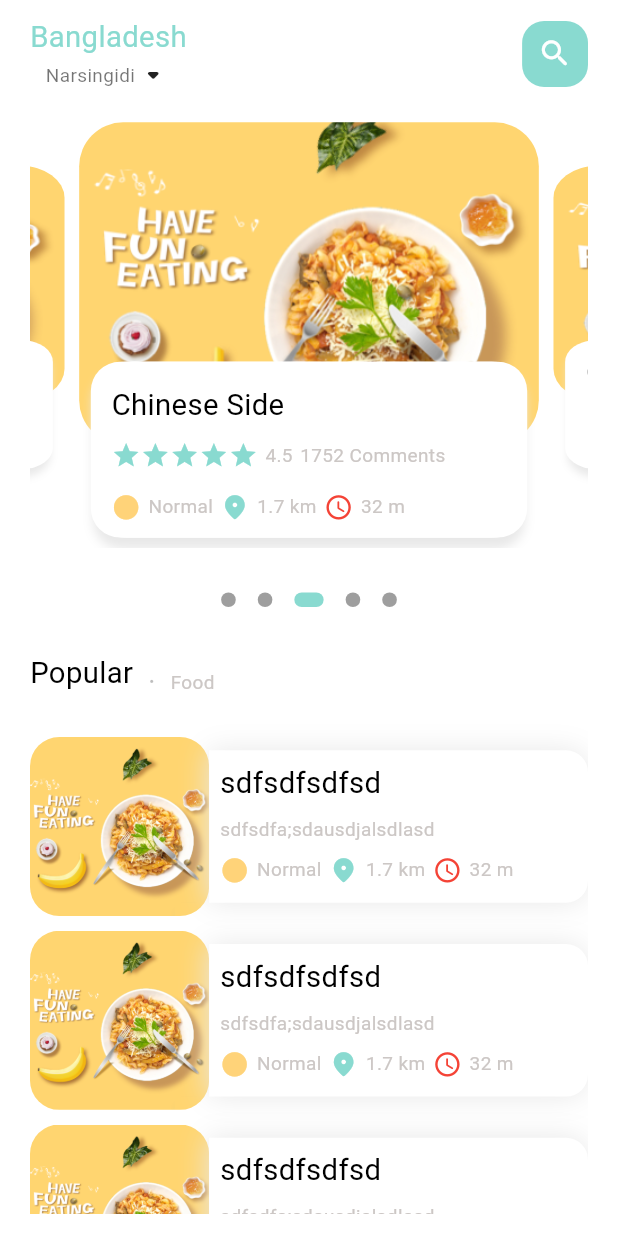
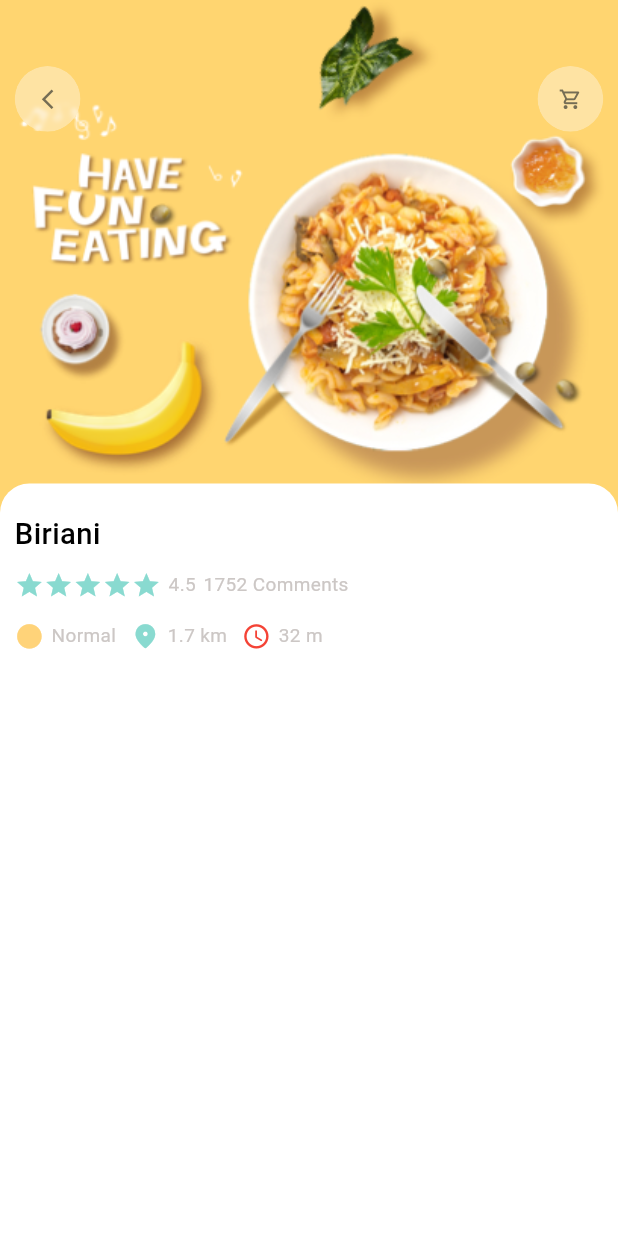
Before and after one commit to SaifAllahGharib/food_craft, a Flutter app: the screen it shows after launch, on a phone screen of 412 x 824 dp. Run offline on Flutter 3.47's test engine with Material 3 defaults, Android fonts, the phone set to English and light mode, and no system bars; drawn by our look-alikes of smooth_page_indicator; our stand-ins replace cached_network_image, device_preview, firebase_core, go_router; accounts and stored records are empty.

Commit message:
modify some code in home view & create popular details view

```diff
--- /dev/null
+++ b/devtools_options.yaml
@@ -0,0 +1,3 @@
+description: This file stores settings for Dart & Flutter DevTools.
+documentation: https://docs.flutter.dev/tools/devtools/extensions#configure-extension-enablement-states
+extensions:
--- a/lib/core/utils/dimensions.dart
+++ b/lib/core/utils/dimensions.dart
@@ -46,10 +46,6 @@ abstract class Dimensions {
     return getHeight(context) / 18.76;
   }
 
-  static double height120(BuildContext context) {
-    return getHeight(context) / 6.9;
-  }
-
   // Dynamic width padding and margin
   static double width10(BuildContext context) {
     return getWidth(context) / 84.4;
@@ -90,6 +86,10 @@ abstract class Dimensions {
   }
 
   // Dynamic icon size
+  static double iconSize16(BuildContext context) {
+    return getHeight(context) / 52.75;
+  }
+
   static double iconSize20(BuildContext context) {
     return getHeight(context) / 42.2;
   }
@@ -97,4 +97,18 @@ abstract class Dimensions {
   static double iconSize24(BuildContext context) {
     return getHeight(context) / 35.17;
   }
+
+  // List view size
+  static double listViewImage(BuildContext context) {
+    return getWidth(context) / 3.25;
+  }
+
+  static double listViewColumn(BuildContext context) {
+    return getWidth(context) / 3.9;
+  }
+
+  // Popular Food details size
+  static double popularFoodImageSize(BuildContext context) {
+    return getHeight(context) / 2.41;
+  }
 }
--- a/lib/core/utils/functions/change_status_bar_color.dart
+++ b/lib/core/utils/functions/change_status_bar_color.dart
@@ -1,10 +1,10 @@
+import 'package:flutter/cupertino.dart';
 import 'package:flutter/services.dart';
-import 'package:food_craft/core/utils/colors.dart';
 
 void changeStatusBarColor() {
   SystemChrome.setSystemUIOverlayStyle(
     const SystemUiOverlayStyle(
-      statusBarColor: AppColors.primaryColor,
+      statusBarColor: CupertinoColors.transparent,
       statusBarIconBrightness: Brightness.light,
     ),
   );
--- a/lib/core/utils/routes.dart
+++ b/lib/core/utils/routes.dart
@@ -1,10 +1,11 @@
-import 'package:food_craft/features/home/presentation/view/home_view.dart';
+import 'package:food_craft/features/home/presentation/view/popular_food_details.dart';
 import 'package:go_router/go_router.dart';
 
 class AppRouter {
   static final routes = GoRouter(
     routes: [
-      GoRoute(path: '/', builder: (context, state) => const HomeView()),
+      GoRoute(
+          path: '/', builder: (context, state) => const PopularFoodDetails()),
     ],
   );
 }
--- a/lib/core/utils/styles.dart
+++ b/lib/core/utils/styles.dart
@@ -17,7 +17,7 @@ class Styles {
       fontSize: Dimensions.fontSize20(context),
       color: Colors.black,
       fontFamily: "Roboto",
-      fontWeight: FontWeight.w400,
+      fontWeight: FontWeight.w500,
     );
   }
 }
--- a/lib/core/widgets/row_location_and_time.dart
+++ b/lib/core/widgets/row_location_and_time.dart
@@ -8,20 +8,20 @@ class RowLocationAndTime extends StatelessWidget {
 
   @override
   Widget build(BuildContext context) {
-    return Row(
+    return Wrap(
       children: [
         const CustomIconAndText(
           text: "Normal",
           icon: Icons.circle,
           color: AppColors.yellowColor,
         ),
-        SizedBox(width: Dimensions.width10(context)),
+        SizedBox(width: Dimensions.width20(context)),
         const CustomIconAndText(
           text: "1.7 km",
           icon: Icons.location_on_rounded,
           color: AppColors.primaryColor,
         ),
-        SizedBox(width: Dimensions.width10(context)),
+        SizedBox(width: Dimensions.width20(context)),
         const CustomIconAndText(
           text: "32 m",
           icon: Icons.access_time_rounded,
--- /dev/null
+++ b/lib/features/home/presentation/view/popular_food_details.dart
@@ -0,0 +1,13 @@
+import 'package:flutter/material.dart';
+import 'package:food_craft/features/home/presentation/view/widgets/popular_food_details_body.dart';
+
+class PopularFoodDetails extends StatelessWidget {
+  const PopularFoodDetails({super.key});
+
+  @override
+  Widget build(BuildContext context) {
+    return const Scaffold(
+      body: PopularFoodDetailsBody(),
+    );
+  }
+}
--- a/lib/features/home/presentation/view/widgets/column_in_page_view_item.dart
+++ b/lib/features/home/presentation/view/widgets/custom_column.dart
@@ -4,16 +4,18 @@ import 'package:food_craft/core/widgets/row_location_and_time.dart';
 import 'package:food_craft/features/home/presentation/view/widgets/custom_text.dart';
 import 'package:food_craft/features/home/presentation/view/widgets/row_stars_and_rate_and_comments.dart';
 
-class ColumnInPageView extends StatelessWidget {
-  const ColumnInPageView({super.key});
+class CustomColumn extends StatelessWidget {
+  final String text;
+
+  const CustomColumn({super.key, required this.text});
 
   @override
   Widget build(BuildContext context) {
     return Column(
       crossAxisAlignment: CrossAxisAlignment.start,
       children: [
-        const CustomText(
-          text: "Chinese Side",
+        CustomText(
+          text: text,
           bigText: true,
         ),
         SizedBox(height: Dimensions.height10(context)),
--- /dev/null
+++ b/lib/features/home/presentation/view/widgets/custom_icon_button.dart
@@ -0,0 +1,36 @@
+import 'dart:ui';
+
+import 'package:flutter/material.dart';
+import 'package:food_craft/core/utils/dimensions.dart';
+
+class CustomIconButton extends StatelessWidget {
+  final IconData icon;
+
+  const CustomIconButton({super.key, required this.icon});
+
+  @override
+  Widget build(BuildContext context) {
+    return ClipRRect(
+      borderRadius: BorderRadius.circular(Dimensions.height45(context) / 2),
+      child: BackdropFilter(
+        filter: ImageFilter.blur(sigmaX: 1.5, sigmaY: 1.5),
+        child: Container(
+          width: Dimensions.height45(context),
+          height: Dimensions.height45(context),
+          decoration: const BoxDecoration(
+            color: Color(0x71fcf4e4),
+            shape: BoxShape.circle,
+          ),
+          child: IconButton(
+            onPressed: () {},
+            icon: Icon(
+              icon,
+              color: const Color(0xff756d54),
+              size: Dimensions.iconSize16(context),
+            ),
+          ),
+        ),
+      ),
+    );
+  }
+}
--- a/lib/features/home/presentation/view/widgets/custom_text.dart
+++ b/lib/features/home/presentation/view/widgets/custom_text.dart
@@ -7,6 +7,7 @@ class CustomText extends StatelessWidget {
   final Color colorBigText;
   final Color colorSmallText;
   final bool bigText;
+  final TextOverflow textOverflow;
 
   const CustomText({
     super.key,
@@ -14,12 +15,14 @@ class CustomText extends StatelessWidget {
     this.bigText = false,
     this.colorBigText = Colors.black,
     this.colorSmallText = AppColors.textColor,
+    this.textOverflow = TextOverflow.visible,
   });
 
   @override
   Widget build(BuildContext context) {
     return Text(
       text,
+      overflow: textOverflow,
       style: bigText
           ? Styles.textStyle20(context).copyWith(color: colorBigText)
           : Styles.textStyle12(context).copyWith(color: colorSmallText),
--- /dev/null
+++ b/lib/features/home/presentation/view/widgets/popular_food_details_body.dart
@@ -0,0 +1,66 @@
+import 'package:flutter/material.dart';
+import 'package:food_craft/core/utils/assets.dart';
+import 'package:food_craft/core/utils/dimensions.dart';
+import 'package:food_craft/features/home/presentation/view/widgets/custom_column.dart';
+import 'package:food_craft/features/home/presentation/view/widgets/custom_icon_button.dart';
+
+class PopularFoodDetailsBody extends StatelessWidget {
+  const PopularFoodDetailsBody({super.key});
+
+  @override
+  Widget build(BuildContext context) {
+    return SizedBox(
+      height: double.infinity,
+      child: Stack(
+        children: [
+          Container(
+            width: double.maxFinite,
+            height: Dimensions.popularFoodImageSize(context),
+            decoration: const BoxDecoration(
+              image: DecorationImage(
+                fit: BoxFit.cover,
+                image: AssetImage(AppAssets.food1),
+              ),
+            ),
+          ),
+          Positioned(
+            top: Dimensions.height45(context),
+            left: Dimensions.width20(context),
+            right: Dimensions.width20(context),
+            child: const Row(
+              mainAxisAlignment: MainAxisAlignment.spaceBetween,
+              children: [
+                CustomIconButton(icon: Icons.arrow_back_ios_new_outlined),
+                CustomIconButton(icon: Icons.shopping_cart_outlined),
+              ],
+            ),
+          ),
+          Positioned(
+            left: 0,
+            right: 0,
+            bottom: 0,
+            top: Dimensions.popularFoodImageSize(context) -
+                Dimensions.height20(context),
+            child: Container(
+              padding: EdgeInsets.only(
+                top: Dimensions.height20(context),
+                left: Dimensions.width20(context),
+                right: Dimensions.width20(context),
+              ),
+              decoration: BoxDecoration(
+                color: Colors.white,
+                borderRadius:
+                    BorderRadius.circular(Dimensions.radius20(context)),
+              ),
+              child: const Column(
+                children: [
+                  CustomColumn(text: "Biriani"),
+                ],
+              ),
+            ),
+          ),
+        ],
+      ),
+    );
+  }
+}
--- a/lib/features/home/presentation/view/widgets/popular_list_view.dart
+++ b/lib/features/home/presentation/view/widgets/popular_list_view.dart
@@ -12,7 +12,10 @@ class PopularListView extends StatelessWidget {
       itemBuilder: (context, index) {
         return Padding(
           padding: EdgeInsets.only(bottom: Dimensions.height10(context)),
-          child: const PopularListViewItem(),
+          child: GestureDetector(
+            child: const PopularListViewItem(),
+            onTap: () {},
+          ),
         );
       },
     );
--- a/lib/features/home/presentation/view/widgets/popular_list_view_item.dart
+++ b/lib/features/home/presentation/view/widgets/popular_list_view_item.dart
@@ -12,8 +12,8 @@ class PopularListViewItem extends StatelessWidget {
     return Row(
       children: [
         Container(
-          width: Dimensions.height120(context),
-          height: Dimensions.height120(context),
+          width: Dimensions.listViewImage(context),
+          height: Dimensions.listViewImage(context),
           decoration: BoxDecoration(
             borderRadius: BorderRadius.circular(Dimensions.radius20(context)),
             color: Colors.white38,
@@ -25,7 +25,8 @@ class PopularListViewItem extends StatelessWidget {
         ),
         Expanded(
           child: Container(
-            padding: EdgeInsets.all(Dimensions.width15(context)),
+            height: Dimensions.listViewColumn(context),
+            padding: EdgeInsets.all(Dimensions.width20(context)),
             decoration: BoxDecoration(
               color: Colors.white,
               borderRadius: BorderRadius.only(
@@ -35,22 +36,29 @@ class PopularListViewItem extends StatelessWidget {
               boxShadow: const [
                 BoxShadow(
                   color: Color(0xffe8e8e8),
-                  blurRadius: 15,
+                  blurRadius: 5,
                 ),
               ],
             ),
+            child: SingleChildScrollView(
               child: Column(
                 crossAxisAlignment: CrossAxisAlignment.start,
+                mainAxisAlignment: MainAxisAlignment.center,
                 children: [
                   const CustomText(
-                  text: "sdfsdfsdfsd",
+                    text: "Nutritious fruit meal in China",
+                    textOverflow: TextOverflow.ellipsis,
                     bigText: true,
                   ),
                   SizedBox(height: Dimensions.height10(context)),
-                const CustomText(text: "sdfsdfa;sdausdjalsdlasd"),
+                  const CustomText(
+                    text: "With chinese characteristics",
+                    textOverflow: TextOverflow.ellipsis,
+                  ),
                   SizedBox(height: Dimensions.height10(context)),
                   const RowLocationAndTime(),
                 ],
+              ),
             ),
           ),
         ),
--- a/lib/features/home/presentation/view/widgets/row_stars_and_rate_and_comments.dart
+++ b/lib/features/home/presentation/view/widgets/row_stars_and_rate_and_comments.dart
@@ -9,8 +9,8 @@ class RowStarsAndRateAndComments extends StatelessWidget {
 
   @override
   Widget build(BuildContext context) {
-    return Wrap(
-      crossAxisAlignment: WrapCrossAlignment.center,
+    return Row(
+      crossAxisAlignment: CrossAxisAlignment.center,
       children: [
         Wrap(
           children: List.generate(
--- a/lib/features/home/presentation/view/widgets/text_container_page_view.dart
+++ b/lib/features/home/presentation/view/widgets/text_container_page_view.dart
@@ -1,6 +1,6 @@
 import 'package:flutter/material.dart';
 import 'package:food_craft/core/utils/dimensions.dart';
-import 'package:food_craft/features/home/presentation/view/widgets/column_in_page_view_item.dart';
+import 'package:food_craft/features/home/presentation/view/widgets/custom_column.dart';
 
 class TextContainerPageView extends StatelessWidget {
   const TextContainerPageView({super.key});
@@ -41,7 +41,7 @@ class TextContainerPageView extends StatelessWidget {
             right: Dimensions.height12(context),
             top: Dimensions.height15(context),
           ),
-          child: const ColumnInPageView(),
+          child: const CustomColumn(text: "Chinese Side"),
         ),
       ),
     );
```
Lines whose indentation alone changed are shown as unchanged.
